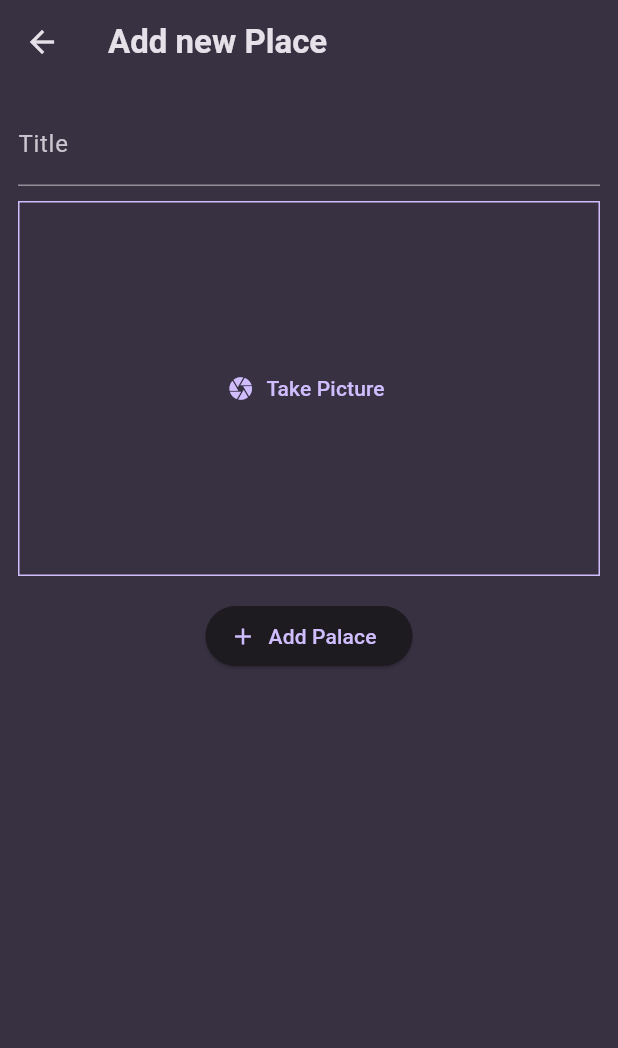
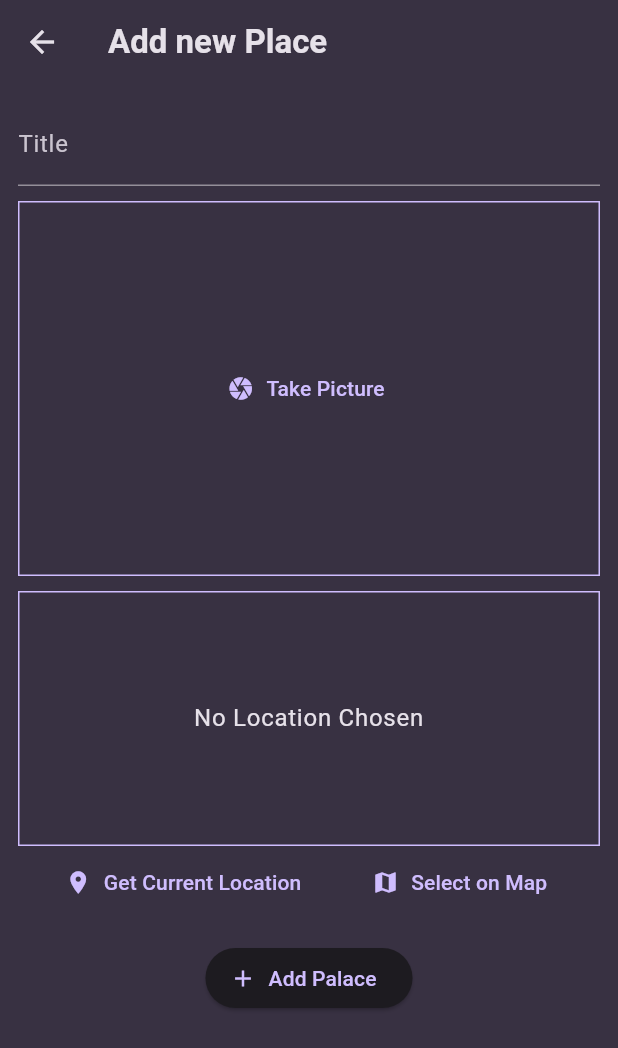
Before and after one commit to jherman1/favorite_places, a Flutter app: the AddPlaceScreen screen opened directly, on a phone screen of 412 x 824 dp. Shown: the top 1048 px of the screen. Run offline on Flutter 3.47's test engine with Material 3 defaults, Android fonts, the phone set to English and light mode, and no system bars; our stand-ins replace flutter_riverpod, google_fonts, image_picker.

Commit message:
Initial code for using location services and being able to choose the location when adding a new place.

```diff
--- a/lib/screens/add_place.dart
+++ b/lib/screens/add_place.dart
@@ -2,6 +2,7 @@ import 'dart:io';
 
 import 'package:favorite_places/models/place.dart';
 import 'package:favorite_places/widgets/image_input.dart';
+import 'package:favorite_places/widgets/location_input.dart';
 import 'package:flutter/material.dart';
 import 'package:flutter_riverpod/flutter_riverpod.dart';
 
@@ -61,6 +62,8 @@ class _AddPlaceScreenState extends ConsumerState<AddPlaceScreen> {
             ImageInput(onSetImage: (image) {
               _selectedImage = image;
             }),
+            const SizedBox(height: 10),
+            const LocationInput(),
             const SizedBox(height: 16),
             ElevatedButton.icon(
               onPressed: _savePlace,
--- a/lib/screens/place_details.dart
+++ b/lib/screens/place_details.dart
@@ -1,5 +1,3 @@
-import 'dart:io';
-
 import 'package:favorite_places/models/place.dart';
 import 'package:flutter/material.dart';
 
--- /dev/null
+++ b/lib/widgets/location_input.dart
@@ -0,0 +1,49 @@
+import 'package:flutter/material.dart';
+
+class LocationInput extends StatefulWidget {
+  const LocationInput({super.key});
+
+  @override
+  State<LocationInput> createState() {
+    return _LocationInputState();
+  }
+}
+
+class _LocationInputState extends State<LocationInput> {
+  @override
+  Widget build(BuildContext context) {
+    return Column(
+      children: [
+        Container(
+          height: 170,
+          width: double.infinity,
+          alignment: Alignment.center,
+          decoration: BoxDecoration(
+            border: Border.all(
+                width: 1, color: Theme.of(context).colorScheme.primary),
+          ),
+          child: Text(
+            'No Location Chosen',
+            textAlign: TextAlign.center,
+            style: Theme.of(context).textTheme.bodyLarge!.copyWith(color: Theme.of(context).colorScheme.onSurface),
+          ),
+        ),
+        Row(
+          mainAxisAlignment: MainAxisAlignment.spaceEvenly,
+          children: [
+            TextButton.icon(
+              icon: const Icon(Icons.location_on),
+              label: const Text('Get Current Location'),
+              onPressed: () {},
+            ),
+            TextButton.icon(
+              icon: const Icon(Icons.map),
+              label: const Text('Select on Map'),
+              onPressed: () {},
+            ),
+          ],
+        )
+      ],
+    );
+  }
+}
--- a/pubspec.yaml
+++ b/pubspec.yaml
@@ -39,6 +39,7 @@ dependencies:
   flutter_riverpod: ^2.5.1
   uuid: ^4.5.0
   image_picker: ^1.1.2
+  location: ^6.0.2
 
 dev_dependencies:
   flutter_test:
```
Also changed, not shown: pubspec.lock, 2 other files.
